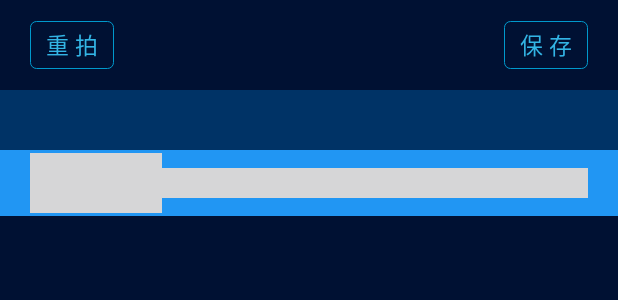
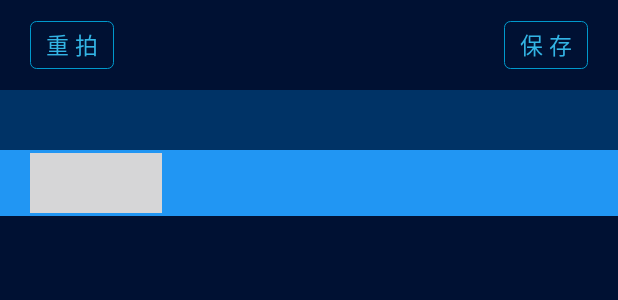
Before and after one commit to wangkr/VisionIntuition, an Android app: the layout auto_recognition_activity.xml on its own in the app's theme, with its tools: preview values and no code run, on a phone screen of 412 x 824 dp. Shown: the top 300 px of the screen. Run offline under Robolectric (Android 15) with nearby library versions, the phone set to English and light mode, and no system bars.

```diff
--- a/app/src/main/res/drawable/vi_bg_bar.xml
+++ b/app/src/main/res/drawable/vi_bg_bar.xml
@@ -1,9 +1,9 @@
 <?xml version="1.0" encoding="utf-8"?>
 <layer-list xmlns:android="http://schemas.android.com/apk/res/android">
-    <!-- 背景图 -->
-    <item android:id="@android:id/background" android:drawable="@drawable/bar_up" />
-    <!-- 第二进度图 -->
-    <item android:id="@android:id/secondaryProgress" android:drawable="@drawable/bar_dn" />
-    <!-- 进度度 -->
-    <item android:id="@android:id/progress" android:drawable="@drawable/bar_dn" />
+    <!--&lt;!&ndash; 背景图 &ndash;&gt;-->
+    <!--<item android:id="@android:id/background" android:drawable="@drawable/bar_up" />-->
+    <!--&lt;!&ndash; 第二进度图 &ndash;&gt;-->
+    <!--<item android:id="@android:id/secondaryProgress" android:drawable="@drawable/bar_dn" />-->
+    <!--&lt;!&ndash; 进度度 &ndash;&gt;-->
+    <!--<item android:id="@android:id/progress" android:drawable="@drawable/bar_dn" />-->
 </layer-list>
```
